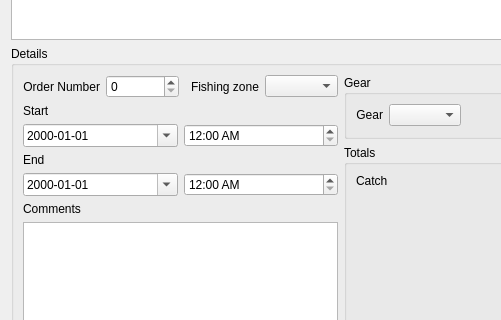
This is app_solution/app_new/frmoperation.ui in doublebyte1/faocas_qc as Qt 5 draws it before an edit; both pictures show x 0 to 501 and y 160 to 480 of the 790 by 785 pixel window. The edited form follows.
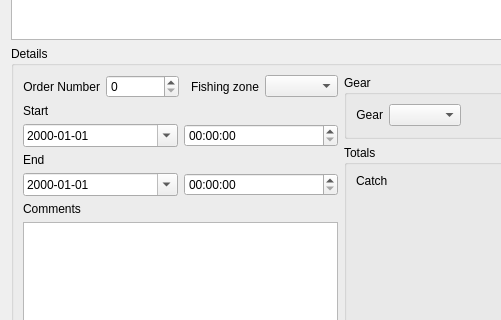
This is the edited form. Icons and pictures are not drawn. Custom widgets are drawn as their Qt base class.

```diff
--- a/app_solution/app_new/frmoperation.ui
+++ b/app_solution/app_new/frmoperation.ui
@@ -289,7 +289,7 @@
           <item>
            <widget class="QTimeEdit" name="timeStart">
             <property name="displayFormat">
-             <string>hh:mm AP</string>
+             <string>HH:mm:ss</string>
             </property>
             <property name="timeSpec">
              <enum>Qt::UTC</enum>
@@ -332,7 +332,7 @@
           <item>
            <widget class="QTimeEdit" name="timeEnd">
             <property name="displayFormat">
-             <string>hh:mm AP</string>
+             <string>HH:mm:ss</string>
             </property>
             <property name="timeSpec">
              <enum>Qt::UTC</enum>
```
Left out of the diff: 2 changed lines with no effect on the pictures.
